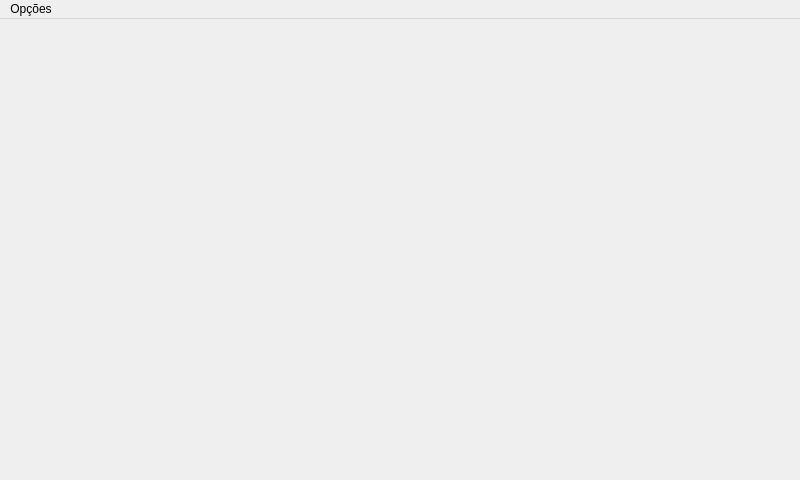
The window that fontes/QTCC_Qt/ui/mainwindow.ui (ricardopetrere/TCC_FTT) describes before a commit, drawn with Qt 5.
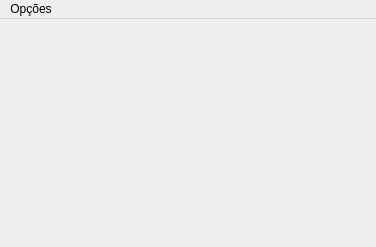
The same window after the commit.

Patch:
```diff
--- a/fontes/QTCC_Qt/ui/mainwindow.ui
+++ b/fontes/QTCC_Qt/ui/mainwindow.ui
@@ -6,8 +6,8 @@
    <rect>
     <x>0</x>
     <y>0</y>
-    <width>800</width>
-    <height>480</height>
+    <width>376</width>
+    <height>247</height>
    </rect>
   </property>
   <property name="windowTitle">
@@ -19,7 +19,7 @@
     <rect>
      <x>0</x>
      <y>0</y>
-     <width>800</width>
+     <width>376</width>
      <height>21</height>
     </rect>
    </property>
```
